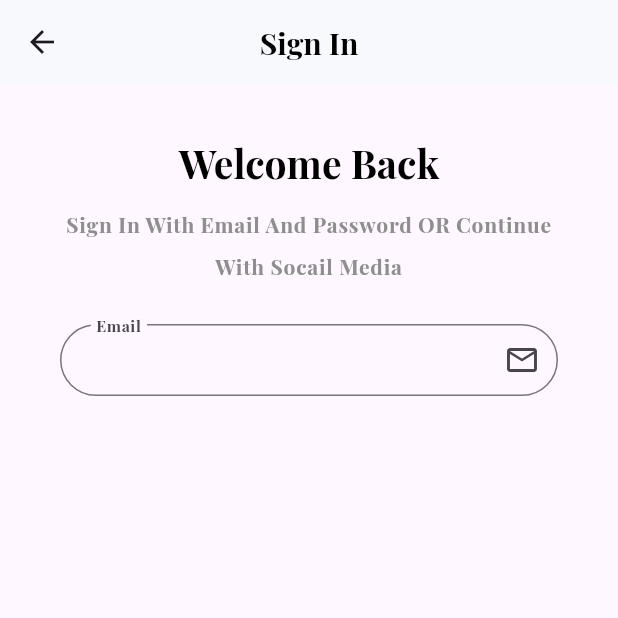
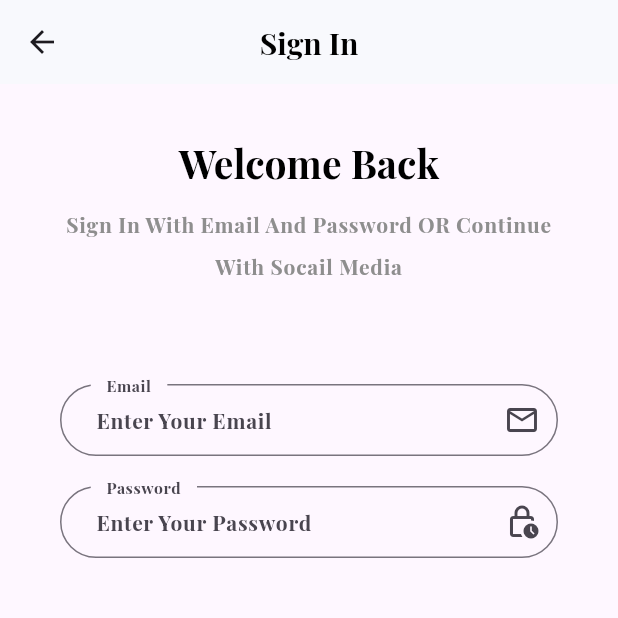
Before and after one commit to Abdulkrim/ecommerce_app, a Flutter app: the LoginScreen screen opened by its route, on a phone screen of 412 x 824 dp, the top half of it. Run offline on Flutter 3.47's test engine with Material 3 defaults, Android fonts, the phone set to English and light mode, and no system bars; our stand-ins replace get, shared_preferences; accounts and stored records are empty; project files that could hold a hidden picture were left out.

Commit message:
15 - login page design part 2

```diff
--- a/lib/view/screen/auth/login_screen.dart
+++ b/lib/view/screen/auth/login_screen.dart
@@ -1,4 +1,7 @@
 import 'package:ecommerce_app/core/constant/app_color.dart';
+import 'package:ecommerce_app/view/wiget/auth/custom_text_body.dart';
+import 'package:ecommerce_app/view/wiget/auth/custom_text_form_field_auth.dart';
+import 'package:ecommerce_app/view/wiget/auth/custom_text_title_auth.dart';
 import 'package:flutter/material.dart';
 
 class LoginScreen extends StatelessWidget {
@@ -23,33 +26,16 @@ class LoginScreen extends StatelessWidget {
             SizedBox(
               height: 20,
             ),
-            Text(
-              "Welcome Back",
-              textAlign: TextAlign.center,
-              style: Theme.of(context).textTheme.headlineMedium,
-            ),
+            CustomTextTitleAuth(text: "Welcome Back"),
             SizedBox(
               height: 10,
             ),
-            Text(
-              "Sign In With Email And Password OR Continue With Socail Media",
-              textAlign: TextAlign.center,
-              style: Theme.of(context).textTheme.bodyLarge,
+            CustomTextBody(text: "Sign In With Email And Password OR Continue With Socail Media"),
+            SizedBox(
+              height: 65,
             ),
-            SizedBox(
-              height: 25,
-            ),
-            TextFormField(
-              decoration: InputDecoration(
-                floatingLabelBehavior: FloatingLabelBehavior.always,
-                contentPadding: EdgeInsets.symmetric(horizontal: 20,vertical: 5 ),
-                label: Text("Email"),
-                suffixIcon: Icon(Icons.email_outlined),
-                border: OutlineInputBorder(
-                  borderRadius: BorderRadius.circular(30),
-                ),
-              ),
-            ),
+            CustomTextFormFieldAuth(hintText: "Enter Your Email",lable: "Email",iconData: Icons.email_outlined,),
+            CustomTextFormFieldAuth(hintText: "Enter Your Password",lable: "Password",iconData: Icons.lock_clock_outlined,),
           ],
         ),
       ),
--- /dev/null
+++ b/lib/view/wiget/auth/custom_text_body.dart
@@ -0,0 +1,14 @@
+    import 'package:flutter/material.dart';
+
+class CustomTextBody extends StatelessWidget {
+  const CustomTextBody({super.key, required this.text});
+  final String text;
+  @override
+  Widget build(BuildContext context) {
+    return Text(
+              text,
+              textAlign: TextAlign.center,
+              style: Theme.of(context).textTheme.bodyLarge,
+            );
+  }
+}
--- /dev/null
+++ b/lib/view/wiget/auth/custom_text_form_field_auth.dart
@@ -0,0 +1,39 @@
+import 'package:flutter/material.dart';
+
+class CustomTextFormFieldAuth extends StatelessWidget {
+  const CustomTextFormFieldAuth({
+    super.key,
+    required this.hintText,
+     required this.lable,
+      required this.iconData,
+      //  required this.myController
+       });
+  final String hintText;
+  final String lable;
+  final IconData iconData;
+  // final TextEditingController myController;
+
+  @override
+  Widget build(BuildContext context) {
+    return Container(
+      margin: EdgeInsets.only(bottom: 20,),
+      child: TextFormField(
+                // controller: myController,
+                decoration: InputDecoration(
+                  hintText: hintText,
+                  hintStyle: TextStyle(fontSize: 14 ),
+                  floatingLabelBehavior: FloatingLabelBehavior.always,
+                  contentPadding: EdgeInsets.symmetric(horizontal: 20,vertical: 5 ),
+                  label: Container(
+                    margin: EdgeInsets.symmetric(horizontal: 9),
+                    child: Text(lable),
+                    ),
+                  suffixIcon: Icon(iconData),
+                  border: OutlineInputBorder(
+                    borderRadius: BorderRadius.circular(30),
+                  ),
+                ),
+              ),
+    );
+  }
+}
--- /dev/null
+++ b/lib/view/wiget/auth/custom_text_title_auth.dart
@@ -0,0 +1,14 @@
+import 'package:flutter/material.dart';
+
+class CustomTextTitleAuth extends StatelessWidget {
+  const CustomTextTitleAuth({super.key, required this.text});
+  final String text;
+  @override
+  Widget build(BuildContext context) {
+    return Text(
+              text,
+              textAlign: TextAlign.center,
+              style: Theme.of(context).textTheme.headlineMedium,
+            );
+  }
+}
```
